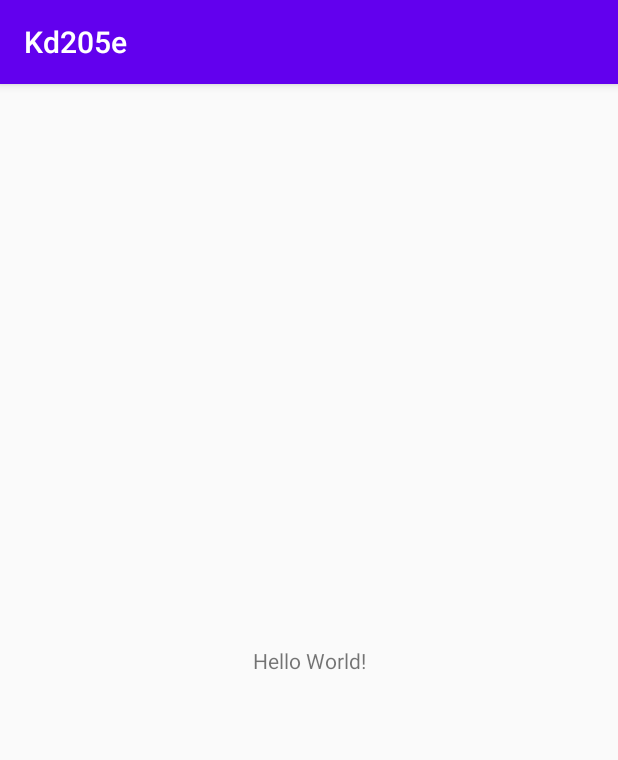
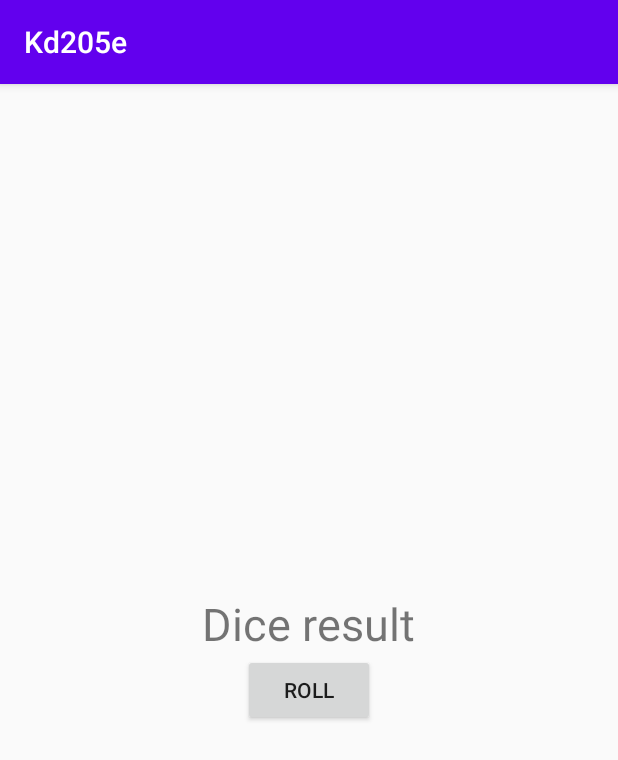
Before and after one commit to CruxMDQ/kd205e, an Android app: the screen it shows after launch (MainActivity), on a phone screen of 412 x 824 dp. Shown: the top 760 px of the screen. Run offline under Robolectric (Android 15) with nearby library versions, the phone set to English and light mode, and no system bars; our stand-ins replace Timber, data binding.

```diff
--- a/app/build.gradle
+++ b/app/build.gradle
@@ -1,6 +1,7 @@
 apply plugin: 'com.android.application'
 apply plugin: 'kotlin-android'
 apply plugin: 'kotlin-android-extensions'
+apply plugin: 'kotlin-kapt'
 
 android {
     compileSdkVersion 29
@@ -23,6 +24,9 @@ android {
         }
     }
 
+    dataBinding {
+        enabled = true
+    }
 }
 
 dependencies {
@@ -34,4 +38,5 @@ dependencies {
     testImplementation 'junit:junit:4.12'
     androidTestImplementation 'androidx.test.ext:junit:1.1.1'
     androidTestImplementation 'androidx.test.espresso:espresso-core:3.2.0'
+    implementation "com.jakewharton.timber:timber:$timber_version"
 }
--- a/app/src/main/AndroidManifest.xml
+++ b/app/src/main/AndroidManifest.xml
@@ -3,13 +3,14 @@
     package="com.callisto.kd205e">
 
     <application
+        android:name=".Kd205eApplication"
         android:allowBackup="true"
         android:icon="@mipmap/ic_launcher"
         android:label="@string/app_name"
         android:roundIcon="@mipmap/ic_launcher_round"
         android:supportsRtl="true"
         android:theme="@style/AppTheme">
-        <activity android:name=".MainActivity">
+        <activity android:name=".activities.MainActivity">
             <intent-filter>
                 <action android:name="android.intent.action.MAIN" />
 
--- /dev/null
+++ b/app/src/main/java/com/callisto/kd205e/Kd205eApplication.kt
@@ -0,0 +1,14 @@
+package com.callisto.kd205e
+
+import android.app.Application
+import timber.log.Timber
+
+class Kd205eApplication : Application()
+{
+    override fun onCreate()
+    {
+        super.onCreate()
+
+        Timber.plant(Timber.DebugTree())
+    }
+}
--- a/app/src/main/java/com/callisto/kd205e/MainActivity.kt
+++ /dev/null
@@ -1,14 +0,0 @@
-package com.callisto.kd205e
-
-import androidx.appcompat.app.AppCompatActivity
-import android.os.Bundle
-
-class MainActivity : AppCompatActivity()
-{
-
-    override fun onCreate(savedInstanceState: Bundle?)
-    {
-        super.onCreate(savedInstanceState)
-        setContentView(R.layout.activity_main)
-    }
-}
--- /dev/null
+++ b/app/src/main/java/com/callisto/kd205e/activities/BaseActivity.kt
@@ -0,0 +1,57 @@
+package com.callisto.kd205e.activities
+
+import android.os.Bundle
+import androidx.appcompat.app.AppCompatActivity
+import timber.log.Timber
+
+abstract class BaseActivity : AppCompatActivity()
+{
+    override fun onCreate(savedInstanceState: Bundle?)
+    {
+        super.onCreate(savedInstanceState)
+
+        Timber.i("onCreate called")
+    }
+
+    override fun onStart()
+    {
+        super.onStart()
+
+        Timber.i("onStart called")
+    }
+
+    override fun onResume()
+    {
+        super.onResume()
+
+        Timber.i("onResume called")
+    }
+
+    override fun onPause()
+    {
+        super.onPause()
+
+        Timber.i("onPause called")
+    }
+
+    override fun onStop()
+    {
+        super.onStop()
+
+        Timber.i("onStop called")
+    }
+
+    override fun onDestroy()
+    {
+        super.onDestroy()
+
+        Timber.i("onDestroy called")
+    }
+
+    override fun onRestart()
+    {
+        super.onRestart()
+
+        Timber.i("onRestart called")
+    }
+}
--- /dev/null
+++ b/app/src/main/java/com/callisto/kd205e/activities/MainActivity.kt
@@ -0,0 +1,33 @@
+package com.callisto.kd205e.activities
+
+import android.os.Bundle
+import androidx.databinding.DataBindingUtil
+import com.callisto.kd205e.R
+import com.callisto.kd205e.databinding.ActivityMainBinding
+
+class MainActivity : BaseActivity()
+{
+    private lateinit var binding: ActivityMainBinding
+
+    override fun onCreate(savedInstanceState: Bundle?)
+    {
+        super.onCreate(savedInstanceState)
+        binding = DataBindingUtil.setContentView(this, R.layout.activity_main)
+
+        binding.btnRoll.setOnClickListener { onBtnRollClicked() }
+    }
+
+    private fun onBtnRollClicked()
+    {
+        binding.lblRoll.setText(rollDice().toString())
+    }
+
+    private fun rollDice(): Int
+    {
+        var iResult : Int
+
+        iResult = (1..20).random()
+
+        return iResult
+    }
+}
--- a/app/src/main/res/layout/activity_main.xml
+++ b/app/src/main/res/layout/activity_main.xml
@@ -1,18 +1,28 @@
 <?xml version="1.0" encoding="utf-8"?>
-<androidx.constraintlayout.widget.ConstraintLayout xmlns:android="http://schemas.android.com/apk/res/android"
+<layout xmlns:android="http://schemas.android.com/apk/res/android"
     xmlns:app="http://schemas.android.com/apk/res-auto"
-    xmlns:tools="http://schemas.android.com/tools"
-    android:layout_width="match_parent"
-    android:layout_height="match_parent"
-    tools:context=".MainActivity">
+    xmlns:tools="http://schemas.android.com/tools">
 
-    <TextView
-        android:layout_width="wrap_content"
+    <LinearLayout
+        android:layout_width="match_parent"
         android:layout_height="wrap_content"
-        android:text="Hello World!"
-        app:layout_constraintBottom_toBottomOf="parent"
-        app:layout_constraintLeft_toLeftOf="parent"
-        app:layout_constraintRight_toRightOf="parent"
-        app:layout_constraintTop_toTopOf="parent" />
+        android:orientation="vertical"
+        android:layout_gravity="center_vertical"
+        tools:context=".activities.MainActivity" >
 
-</androidx.constraintlayout.widget.ConstraintLayout>
+            <TextView
+                android:id="@+id/lblRoll"
+                android:layout_width="wrap_content"
+                android:layout_height="wrap_content"
+                android:layout_gravity="center_horizontal"
+                android:text="Dice result"
+                android:textSize="30sp"/>
+
+        <Button
+            android:id="@+id/btnRoll"
+            android:layout_width="wrap_content"
+            android:layout_height="wrap_content"
+            android:layout_gravity="center_horizontal"
+            android:text="@string/btn_roll" />
+    </LinearLayout>
+</layout>
--- a/app/src/main/res/values/strings.xml
+++ b/app/src/main/res/values/strings.xml
@@ -1,3 +1,4 @@
 <resources>
     <string name="app_name">Kd205e</string>
+    <string name="btn_roll">Roll</string>
 </resources>
--- a/build.gradle
+++ b/build.gradle
@@ -2,13 +2,16 @@
 
 buildscript {
     ext.kotlin_version = '1.3.72'
+    ext.gradle_version = '3.6.3'
+    ext.timber_version = '4.7.1'
+
     repositories {
         google()
         jcenter()
 
     }
     dependencies {
-        classpath 'com.android.tools.build:gradle:3.6.3'
+        classpath "com.android.tools.build:gradle:$gradle_version"
         classpath "org.jetbrains.kotlin:kotlin-gradle-plugin:$kotlin_version"
 
         // NOTE: Do not place your application dependencies here; they belong
```
